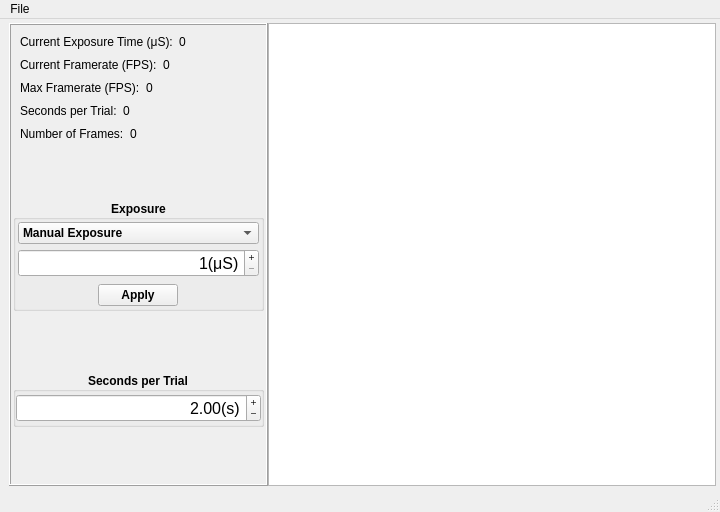
This is UI/FLIR.ui in OlfactoryBehaviorLab/dewan_flir_camera as Qt 5 draws it before an edit. The edited form follows.
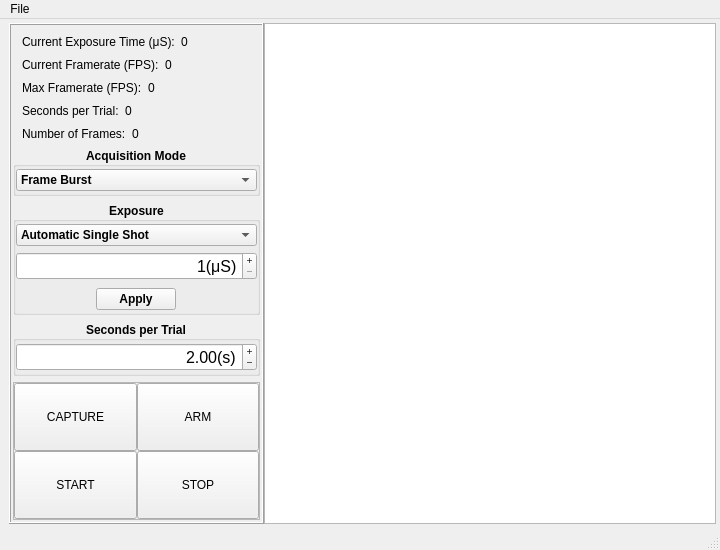
This is the edited form.

Commit message: Rename a bunch o stuff

```diff
--- a/UI/FLIR.ui
+++ b/UI/FLIR.ui
@@ -7,11 +7,11 @@
     <x>0</x>
     <y>0</y>
     <width>720</width>
-    <height>512</height>
+    <height>550</height>
    </rect>
   </property>
   <property name="sizePolicy">
-   <sizepolicy hsizetype="Minimum" vsizetype="Minimum">
+   <sizepolicy hsizetype="Maximum" vsizetype="Maximum">
     <horstretch>0</horstretch>
     <verstretch>0</verstretch>
    </sizepolicy>
@@ -19,12 +19,18 @@
   <property name="minimumSize">
    <size>
     <width>720</width>
-    <height>512</height>
+    <height>550</height>
    </size>
   </property>
   <property name="windowTitle">
    <string>MainWindow</string>
   </property>
+  <property name="documentMode">
+   <bool>false</bool>
+  </property>
+  <property name="tabShape">
+   <enum>QTabWidget::TabShape::Rounded</enum>
+  </property>
   <widget class="QWidget" name="centralwidget">
    <property name="sizePolicy">
     <sizepolicy hsizetype="Maximum" vsizetype="Maximum">
@@ -45,6 +51,16 @@
     <property name="spacing">
      <number>0</number>
     </property>
+    <item row="0" column="1">
+     <widget class="QGraphicsView" name="viewport">
+      <property name="sizePolicy">
+       <sizepolicy hsizetype="Minimum" vsizetype="Expanding">
+        <horstretch>0</horstretch>
+        <verstretch>0</verstretch>
+       </sizepolicy>
+      </property>
+     </widget>
+    </item>
     <item row="0" column="0">
      <widget class="QFrame" name="left_pane">
       <property name="sizePolicy">
@@ -79,7 +95,7 @@
         <number>0</number>
        </property>
        <item>
-        <widget class="QFrame" name="param_disp">
+        <widget class="QWidget" name="param_disp" native="true">
          <property name="sizePolicy">
           <sizepolicy hsizetype="Maximum" vsizetype="Minimum">
            <horstretch>0</horstretch>
@@ -113,15 +129,9 @@
          <property name="layoutDirection">
           <enum>Qt::LayoutDirection::LeftToRight</enum>
          </property>
-         <property name="frameShape">
-          <enum>QFrame::Shape::NoFrame</enum>
-         </property>
-         <property name="frameShadow">
-          <enum>QFrame::Shadow::Plain</enum>
-         </property>
-         <layout class="QVBoxLayout" name="verticalLayout" stretch="0,0,0,0,0">
+         <layout class="QVBoxLayout" name="param_disp_layout" stretch="0,0,0,0,0">
           <property name="leftMargin">
-           <number>0</number>
+           <number>2</number>
           </property>
           <property name="topMargin">
            <number>2</number>
@@ -268,7 +278,7 @@
            </widget>
           </item>
           <item>
-           <widget class="QWidget" name="max_framerate_widget_2" native="true">
+           <widget class="QWidget" name="s_per_trial_widget" native="true">
             <property name="sizePolicy">
              <sizepolicy hsizetype="Preferred" vsizetype="Maximum">
               <horstretch>0</horstretch>
@@ -315,7 +325,7 @@
            </widget>
           </item>
           <item>
-           <widget class="QWidget" name="max_framerate_widget_3" native="true">
+           <widget class="QWidget" name="num_frames_widget" native="true">
             <property name="sizePolicy">
              <sizepolicy hsizetype="Preferred" vsizetype="Maximum">
               <horstretch>0</horstretch>
@@ -372,20 +382,77 @@
            <verstretch>0</verstretch>
           </sizepolicy>
          </property>
-         <layout class="QGridLayout" name="gridLayout_2">
+         <layout class="QVBoxLayout" name="controls_layout">
           <property name="leftMargin">
            <number>2</number>
           </property>
           <property name="topMargin">
-           <number>0</number>
+           <number>2</number>
           </property>
           <property name="rightMargin">
            <number>2</number>
           </property>
           <property name="bottomMargin">
-           <number>0</number>
+           <number>2</number>
           </property>
-          <item row="0" column="0">
+          <item>
+           <widget class="QGroupBox" name="acquisition_mode">
+            <property name="sizePolicy">
+             <sizepolicy hsizetype="Minimum" vsizetype="Maximum">
+              <horstretch>0</horstretch>
+              <verstretch>0</verstretch>
+             </sizepolicy>
+            </property>
+            <property name="font">
+             <font>
+              <bold>true</bold>
+             </font>
+            </property>
+            <property name="title">
+             <string>Acquisition Mode</string>
+            </property>
+            <property name="alignment">
+             <set>Qt::AlignmentFlag::AlignCenter</set>
+            </property>
+            <layout class="QVBoxLayout" name="acquisition_mode_layout">
+             <property name="spacing">
+              <number>0</number>
+             </property>
+             <property name="leftMargin">
+              <number>0</number>
+             </property>
+             <property name="topMargin">
+              <number>2</number>
+             </property>
+             <property name="rightMargin">
+              <number>0</number>
+             </property>
+             <property name="bottomMargin">
+              <number>2</number>
+             </property>
+             <item>
+              <widget class="QComboBox" name="acquisition_mode_data">
+               <item>
+                <property name="text">
+                 <string>Frame Burst</string>
+                </property>
+               </item>
+               <item>
+                <property name="text">
+                 <string>Continuous</string>
+                </property>
+               </item>
+               <item>
+                <property name="text">
+                 <string>Single Frame</string>
+                </property>
+               </item>
+              </widget>
+             </item>
+            </layout>
+           </widget>
+          </item>
+          <item>
            <widget class="QGroupBox" name="exposure_control">
             <property name="sizePolicy">
              <sizepolicy hsizetype="Minimum" vsizetype="Maximum">
@@ -406,16 +473,16 @@
             </property>
             <layout class="QVBoxLayout" name="verticalLayout_4">
              <property name="spacing">
-              <number>5</number>
+              <number>6</number>
              </property>
              <property name="leftMargin">
-              <number>2</number>
+              <number>0</number>
              </property>
              <property name="topMargin">
               <number>2</number>
              </property>
              <property name="rightMargin">
-              <number>2</number>
+              <number>0</number>
              </property>
              <property name="bottomMargin">
               <number>2</number>
@@ -426,8 +493,13 @@
                 <bool>false</bool>
                </property>
                <property name="currentText">
-                <string>Manual Exposure</string>
+                <string>Automatic Single Shot</string>
                </property>
+               <item>
+                <property name="text">
+                 <string>Automatic Single Shot</string>
+                </property>
+               </item>
                <item>
                 <property name="text">
                  <string>Manual Exposure</string>
@@ -528,7 +600,7 @@
             </layout>
            </widget>
           </item>
-          <item row="1" column="0">
+          <item>
            <widget class="QGroupBox" name="s_per_trial">
             <property name="sizePolicy">
              <sizepolicy hsizetype="Minimum" vsizetype="Maximum">
@@ -549,7 +621,7 @@
             </property>
             <layout class="QHBoxLayout" name="horizontalLayout">
              <property name="spacing">
-              <number>0</number>
+              <number>6</number>
              </property>
              <property name="leftMargin">
               <number>0</number>
@@ -606,22 +678,154 @@
             </layout>
            </widget>
           </item>
+          <item>
+           <widget class="QFrame" name="buttons">
+            <property name="frameShape">
+             <enum>QFrame::Shape::StyledPanel</enum>
+            </property>
+            <property name="frameShadow">
+             <enum>QFrame::Shadow::Raised</enum>
+            </property>
+            <layout class="QGridLayout" name="buttons_layout">
+             <property name="leftMargin">
+              <number>0</number>
+             </property>
+             <property name="topMargin">
+              <number>0</number>
+             </property>
+             <property name="rightMargin">
+              <number>0</number>
+             </property>
+             <property name="bottomMargin">
+              <number>0</number>
+             </property>
+             <property name="spacing">
+              <number>0</number>
+             </property>
+             <item row="0" column="0">
+              <widget class="QPushButton" name="capture_button">
+               <property name="sizePolicy">
+                <sizepolicy hsizetype="Minimum" vsizetype="Minimum">
+                 <horstretch>0</horstretch>
+                 <verstretch>0</verstretch>
+                </sizepolicy>
+               </property>
+               <property name="minimumSize">
+                <size>
+                 <width>20</width>
+                 <height>20</height>
+                </size>
+               </property>
+               <property name="baseSize">
+                <size>
+                 <width>30</width>
+                 <height>30</height>
+                </size>
+               </property>
+               <property name="text">
+                <string>CAPTURE</string>
+               </property>
+               <property name="flat">
+                <bool>false</bool>
+               </property>
+              </widget>
+             </item>
+             <item row="1" column="0">
+              <widget class="QPushButton" name="start_button">
+               <property name="sizePolicy">
+                <sizepolicy hsizetype="Minimum" vsizetype="Minimum">
+                 <horstretch>0</horstretch>
+                 <verstretch>0</verstretch>
+                </sizepolicy>
+               </property>
+               <property name="minimumSize">
+                <size>
+                 <width>20</width>
+                 <height>20</height>
+                </size>
+               </property>
+               <property name="baseSize">
+                <size>
+                 <width>30</width>
+                 <height>30</height>
+                </size>
+               </property>
+               <property name="layoutDirection">
+                <enum>Qt::LayoutDirection::LeftToRight</enum>
+               </property>
+               <property name="text">
+                <string>START</string>
+               </property>
+               <property name="flat">
+                <bool>false</bool>
+               </property>
+              </widget>
+             </item>
+             <item row="1" column="1">
+              <widget class="QPushButton" name="stop_button">
+               <property name="sizePolicy">
+                <sizepolicy hsizetype="Minimum" vsizetype="Minimum">
+                 <horstretch>0</horstretch>
+                 <verstretch>0</verstretch>
+                </sizepolicy>
+               </property>
+               <property name="minimumSize">
+                <size>
+                 <width>20</width>
+                 <height>20</height>
+                </size>
+               </property>
+               <property name="baseSize">
+                <size>
+                 <width>30</width>
+                 <height>30</height>
+                </size>
+               </property>
+               <property name="text">
+                <string>STOP</string>
+               </property>
+               <property name="flat">
+                <bool>false</bool>
+               </property>
+              </widget>
+             </item>
+             <item row="0" column="1">
+              <widget class="QPushButton" name="arm_button">
+               <property name="sizePolicy">
+                <sizepolicy hsizetype="Minimum" vsizetype="Minimum">
+                 <horstretch>0</horstretch>
+                 <verstretch>0</verstretch>
+                </sizepolicy>
+               </property>
+               <property name="minimumSize">
+                <size>
+                 <width>20</width>
+                 <height>20</height>
+                </size>
+               </property>
+               <property name="baseSize">
+                <size>
+                 <width>30</width>
+                 <height>30</height>
+                </size>
+               </property>
+               <property name="text">
+                <string>ARM</string>
+               </property>
+               <property name="flat">
+                <bool>false</bool>
+               </property>
+              </widget>
+             </item>
+            </layout>
+           </widget>
+          </item>
          </layout>
         </widget>
        </item>
       </layout>
      </widget>
     </item>
-    <item row="0" column="1">
-     <widget class="QGraphicsView" name="graphicsView">
-      <property name="sizePolicy">
-       <sizepolicy hsizetype="Minimum" vsizetype="Expanding">
-        <horstretch>0</horstretch>
-        <verstretch>0</verstretch>
-       </sizepolicy>
-      </property>
-     </widget>
-    </item>
    </layout>
   </widget>
   <widget class="QMenuBar" name="menubar">
@@ -641,7 +845,14 @@
    </widget>
    <addaction name="menuFile"/>
   </widget>
-  <widget class="QStatusBar" name="statusbar"/>
+  <widget class="QStatusBar" name="statusbar">
+   <property name="minimumSize">
+    <size>
+     <width>0</width>
+     <height>0</height>
+    </size>
+   </property>
+  </widget>
   <action name="actionExit">
    <property name="text">
     <string>Exit</string>
```
Left out of the diff: 58 changed lines with no effect on the pictures.
